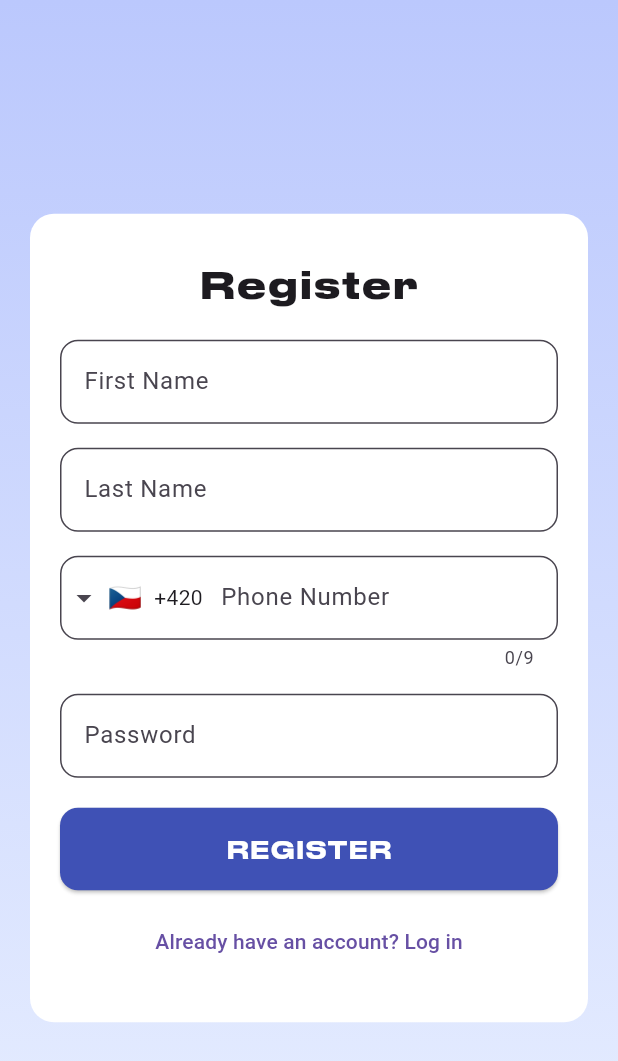
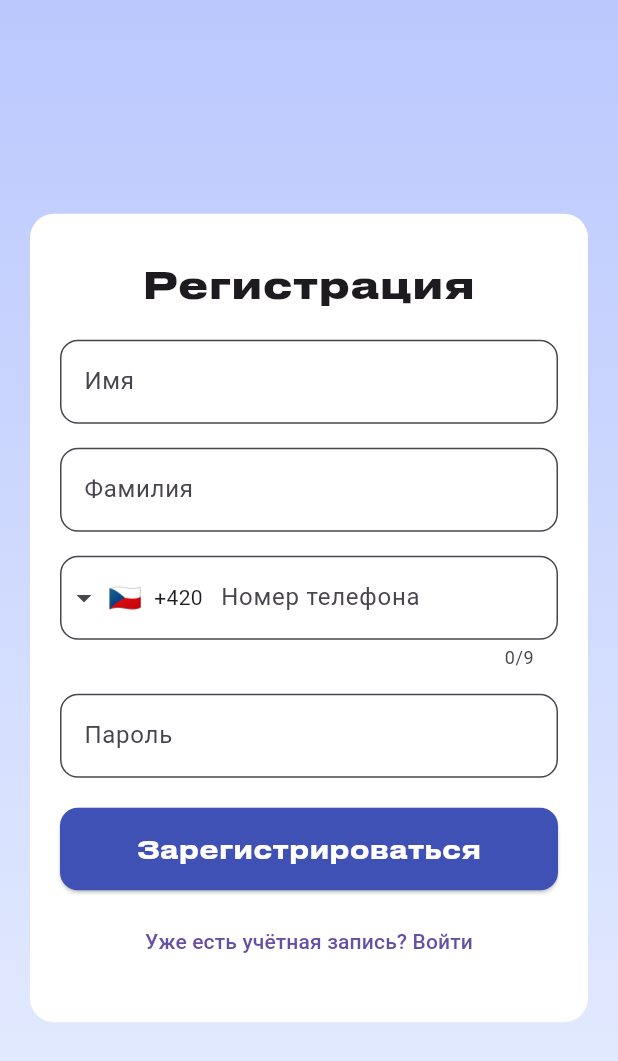
Before and after one commit to nickmatsnev/axilon-mini-m, a Flutter app: the RegisterPage screen opened by its route, on a phone screen of 412 x 824 dp. Shown: the top 1061 px of the screen. Run offline on Flutter 3.47's test engine with Material 3 defaults, Android fonts, the phone set to English and light mode, and no system bars; drawn by our look-alikes of intl_phone_field; our stand-ins replace audioplayers, file_picker, firebase_core, firebase_messaging, fl_chart, flutter_animate and 10 more; missing offline and left inert: flutter_sound, phone_state; accounts and stored records are empty; Roboto replaces fonts that are missing (Nunito); project files that could hold a hidden picture were left out.

```diff
--- a/lib/pages/login_page.dart
+++ b/lib/pages/login_page.dart
@@ -64,7 +64,7 @@ class _LoginPageState extends State<LoginPage> {
                     children: [
                       // Heading
                       const Text(
-                        'WELCOME TO AXILON',
+                        'Добро пожаловать в Axilon',
                         style: TextStyle(
                           fontFamily: 'DrukTextWideLCG', // or your DrukTextLCG
                           fontSize: 14,
@@ -81,7 +81,7 @@ class _LoginPageState extends State<LoginPage> {
                       IntlPhoneField(
                         controller: phoneController,
                         decoration: InputDecoration(
-                          labelText: 'Phone Number',
+                          labelText: 'Номер телефона',
                           border: OutlineInputBorder(
                             borderRadius: BorderRadius.circular(12),
                           ),
@@ -101,7 +101,7 @@ class _LoginPageState extends State<LoginPage> {
                         controller: passwordController,
                         obscureText: true,
                         decoration: InputDecoration(
-                          labelText: 'Password',
+                          labelText: 'Пароль',
                           border: OutlineInputBorder(
                             borderRadius: BorderRadius.circular(12),
                           ),
@@ -129,7 +129,7 @@ class _LoginPageState extends State<LoginPage> {
                               passwordController.text.isEmpty) {
                             ScaffoldMessenger.of(context).showSnackBar(
                               const SnackBar(
-                                content: Text('Please enter phone number and password.'),
+                                content: Text('Пожалуйста, сперва введите правильные телефонный номер и пароль.'),
                               ),
                             );
                             return;
@@ -161,14 +161,14 @@ class _LoginPageState extends State<LoginPage> {
                         },
                         child: isLoading
                             ? const CircularProgressIndicator(color: Colors.white)
-                            : const Text('LOGIN', style: TextStyle(fontSize: 16, fontFamily: 'DrukTextWideLCG')),
+                            : const Text('ВХОД', style: TextStyle(fontSize: 16, fontFamily: 'DrukTextWideLCG')),
                       ),
                       const SizedBox(height: 10),
 
                       // Register Button
                       TextButton(
                         onPressed: () => Navigator.pushReplacementNamed(context, '/register'),
-                        child: const Text("Don't have an account? Register"),
+                        child: const Text("Отсутствует учётная запись? Зарегистрируйся!"),
                       ),
                     ],
                   ),
--- a/lib/pages/register_page.dart
+++ b/lib/pages/register_page.dart
@@ -66,7 +66,7 @@ class _RegisterPageState extends State<RegisterPage> {
                     children: [
                       // Heading
                       const Text(
-                        'Register',
+                        'Регистрация',
                         style: TextStyle(
                           fontFamily: 'DrukTextWideLCG', // or DrukTextLCG
                           fontSize: 24,
@@ -80,7 +80,7 @@ class _RegisterPageState extends State<RegisterPage> {
                       TextField(
                         controller: firstNameController,
                         decoration: InputDecoration(
-                          labelText: 'First Name',
+                          labelText: 'Имя',
                           border: OutlineInputBorder(
                             borderRadius: BorderRadius.circular(12),
                           ),
@@ -94,7 +94,7 @@ class _RegisterPageState extends State<RegisterPage> {
                       TextField(
                         controller: lastNameController,
                         decoration: InputDecoration(
-                          labelText: 'Last Name',
+                          labelText: 'Фамилия',
                           border: OutlineInputBorder(
                             borderRadius: BorderRadius.circular(12),
                           ),
@@ -108,7 +108,7 @@ class _RegisterPageState extends State<RegisterPage> {
                       IntlPhoneField(
                         controller: phoneController,
                         decoration: InputDecoration(
-                          labelText: 'Phone Number',
+                          labelText: 'Номер телефона',
                           border: OutlineInputBorder(
                             borderRadius: BorderRadius.circular(12),
                           ),
@@ -129,7 +129,7 @@ class _RegisterPageState extends State<RegisterPage> {
                         controller: passwordController,
                         obscureText: true,
                         decoration: InputDecoration(
-                          labelText: 'Password',
+                          labelText: 'Пароль',
                           border: OutlineInputBorder(
                             borderRadius: BorderRadius.circular(12),
                           ),
@@ -178,14 +178,14 @@ class _RegisterPageState extends State<RegisterPage> {
                         },
                         child: isLoading
                             ? const CircularProgressIndicator(color: Colors.white)
-                            : const Text('REGISTER', style: TextStyle(fontSize: 16, fontFamily: 'DrukTextWideLCG')),
+                            : const Text('Зарегистрироваться', style: TextStyle(fontSize: 16, fontFamily: 'DrukTextWideLCG')),
                       ),
                       const SizedBox(height: 10),
 
                       // Already have an account
                       TextButton(
                         onPressed: () => Navigator.pushReplacementNamed(context, '/'),
-                        child: const Text('Already have an account? Log in'),
+                        child: const Text('Уже есть учётная запись? Войти'),
                       ),
                     ],
                   ),
```
Also changed, not shown: lib/pages/settings_page.dart (+1 -95 lines).
